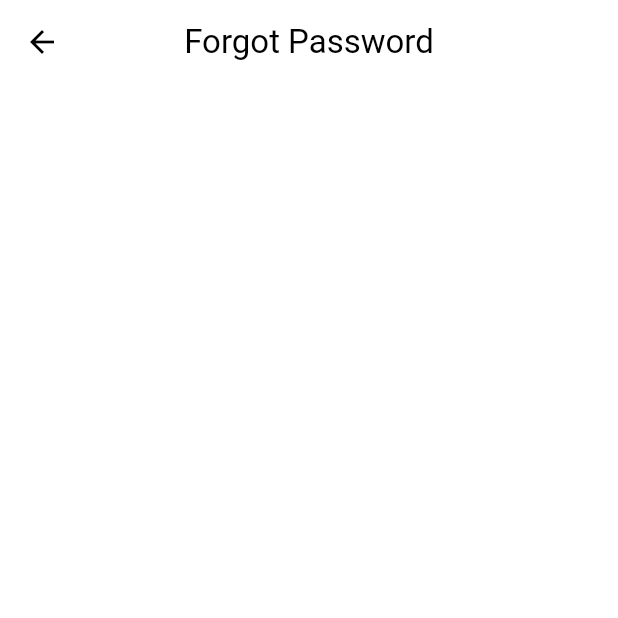
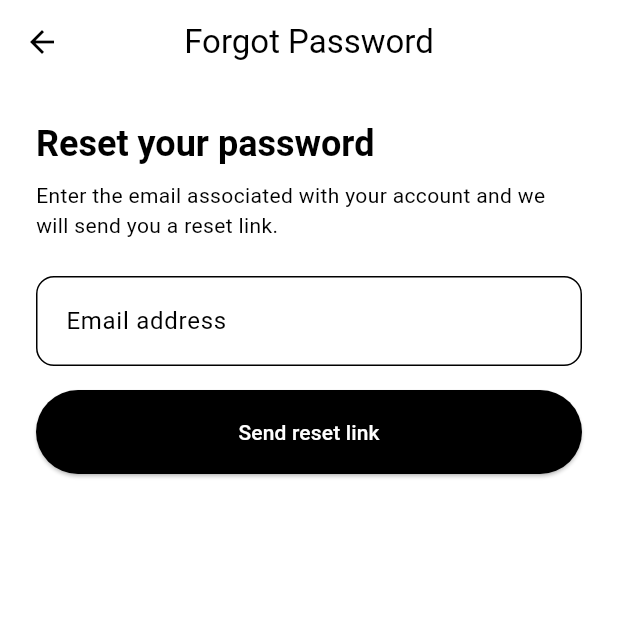
Before and after one commit to M-Masood4/TheftSense, a Flutter app: the ForgotPasswordPage screen opened directly, on a phone screen of 412 x 824 dp, the top half of it. Run offline on Flutter 3.47's test engine with Material 3 defaults, Android fonts, the light colour scheme and no system bars; our stand-ins replace camera, firebase_auth, firebase_core; missing offline and left inert: idb_shim; accounts and stored records are empty.

Commit message:
Added functional forgot password page. Changed error message for incorrect login credentials.

```diff
--- a/my_app/lib/pages/forgot_password_page.dart
+++ b/my_app/lib/pages/forgot_password_page.dart
@@ -1,7 +1,84 @@
 import 'package:flutter/material.dart';
+import 'package:firebase_auth/firebase_auth.dart';
 
-class ForgotPasswordPage extends StatelessWidget {
+class ForgotPasswordPage extends StatefulWidget {
   const ForgotPasswordPage({super.key});
+
+  @override
+  State<ForgotPasswordPage> createState() => _ForgotPasswordPageState();
+}
+
+class _ForgotPasswordPageState extends State<ForgotPasswordPage> {
+  final TextEditingController _emailController = TextEditingController();
+  bool _isSubmitting = false;
+  bool _emailSent = false;
+
+  @override
+  void dispose() {
+    _emailController.dispose();
+    super.dispose();
+  }
+
+  void _showMessage(String message) {
+    ScaffoldMessenger.of(context).showSnackBar(
+      SnackBar(content: Text(message)),
+    );
+  }
+
+  InputDecoration _fieldDecoration({required String hint}) {
+    final colorScheme = Theme.of(context).colorScheme;
+    return InputDecoration(
+      hintText: hint,
+      filled: true,
+      isDense: true,
+      fillColor: colorScheme.surfaceVariant.withOpacity(0.45),
+      contentPadding: const EdgeInsets.symmetric(horizontal: 16, vertical: 18),
+      border: OutlineInputBorder(
+        borderRadius: BorderRadius.circular(12),
+        borderSide: BorderSide(color: colorScheme.outlineVariant),
+      ),
+      enabledBorder: OutlineInputBorder(
+        borderRadius: BorderRadius.circular(12),
+        borderSide: BorderSide(color: colorScheme.outlineVariant),
+      ),
+      focusedBorder: OutlineInputBorder(
+        borderRadius: BorderRadius.circular(12),
+        borderSide: BorderSide(color: colorScheme.primary, width: 1.6),
+      ),
+    );
+  }
+
+  Future<void> _sendReset() async {
+    final email = _emailController.text.trim();
+    if (email.isEmpty) {
+      _showMessage('Please enter your email.');
+      return;
+    }
+
+    setState(() {
+      _isSubmitting = true;
+    });
+
+    try {
+      await FirebaseAuth.instance.sendPasswordResetEmail(email: email);
+      if (!mounted) {
+        return;
+      }
+      setState(() {
+        _emailSent = true;
+      });
+    } on FirebaseAuthException catch (error) {
+      _showMessage(error.message ?? 'Failed to send reset email.');
+    } catch (error) {
+      _showMessage('Failed to send reset email.');
+    } finally {
+      if (mounted) {
+        setState(() {
+          _isSubmitting = false;
+        });
+      }
+    }
+  }
 
   @override
   Widget build(BuildContext context) {
@@ -10,7 +87,70 @@ class ForgotPasswordPage extends StatelessWidget {
         title: const Text('Forgot Password'),
         centerTitle: true,
       ),
-      body: const SizedBox.shrink(),
+      body: SingleChildScrollView(
+        padding: const EdgeInsets.all(24),
+        child: Column(
+          crossAxisAlignment: CrossAxisAlignment.stretch,
+          children: [
+            Text(
+              'Reset your password',
+              style: Theme.of(context).textTheme.headlineSmall?.copyWith(
+                    fontWeight: FontWeight.w600,
+                  ),
+            ),
+            const SizedBox(height: 8),
+            Text(
+              'Enter the email associated with your account and we will send you a reset link.',
+              style: Theme.of(context).textTheme.bodyMedium,
+            ),
+            const SizedBox(height: 24),
+            TextField(
+              controller: _emailController,
+              keyboardType: TextInputType.emailAddress,
+              decoration: _fieldDecoration(hint: 'Email address'),
+            ),
+            const SizedBox(height: 16),
+            ElevatedButton(
+              style: ElevatedButton.styleFrom(
+                backgroundColor: Colors.black,
+                foregroundColor: Colors.white,
+                minimumSize: const Size.fromHeight(56),
+              ),
+              onPressed: _isSubmitting ? null : _sendReset,
+              child: _isSubmitting
+                  ? const SizedBox(
+                      height: 18,
+                      width: 18,
+                      child: CircularProgressIndicator(strokeWidth: 2),
+                    )
+                  : const Text('Send reset link'),
+            ),
+            if (_emailSent) ...[
+              const SizedBox(height: 20),
+              Container(
+                padding: const EdgeInsets.all(16),
+                decoration: BoxDecoration(
+                  color: Theme.of(context).colorScheme.surfaceVariant,
+                  borderRadius: BorderRadius.circular(12),
+                ),
+                child: Column(
+                  crossAxisAlignment: CrossAxisAlignment.start,
+                  children: const [
+                    Text(
+                      'Check your email',
+                      style: TextStyle(fontWeight: FontWeight.w600),
+                    ),
+                    SizedBox(height: 6),
+                    Text(
+                      'If the email exists, a password reset link is on the way. Follow the instructions in the email to set a new password.',
+                    ),
+                  ],
+                ),
+              ),
+            ],
+          ],
+        ),
+      ),
     );
   }
 }
--- a/my_app/lib/pages/login_page.dart
+++ b/my_app/lib/pages/login_page.dart
@@ -66,7 +66,17 @@ class _LoginPageState extends State<LoginPage> {
         MaterialPageRoute(builder: (context) => const MyHomePage(title: "TheftSense")),
       );
     } on FirebaseAuthException catch (error) {
-      _showMessage(error.message ?? 'Sign in failed. Please try again.');
+      const invalidCredentialsCodes = {
+        'user-not-found',
+        'wrong-password',
+        'invalid-credential',
+        'invalid-email',
+      };
+      if (invalidCredentialsCodes.contains(error.code)) {
+        _showMessage('Incorrect email or password.');
+      } else {
+        _showMessage(error.message ?? 'Sign in failed. Please try again.');
+      }
     } catch (error) {
       _showMessage('Sign in failed. Please try again.');
     } finally {
@@ -134,7 +144,7 @@ class _LoginPageState extends State<LoginPage> {
           crossAxisAlignment: CrossAxisAlignment.stretch,
           children: [
             _buildLabeledField(
-              label: 'Username / Email',
+              label: 'Email',
               field: TextField(
                 controller: _loginController,
                 keyboardType: TextInputType.emailAddress,
```
